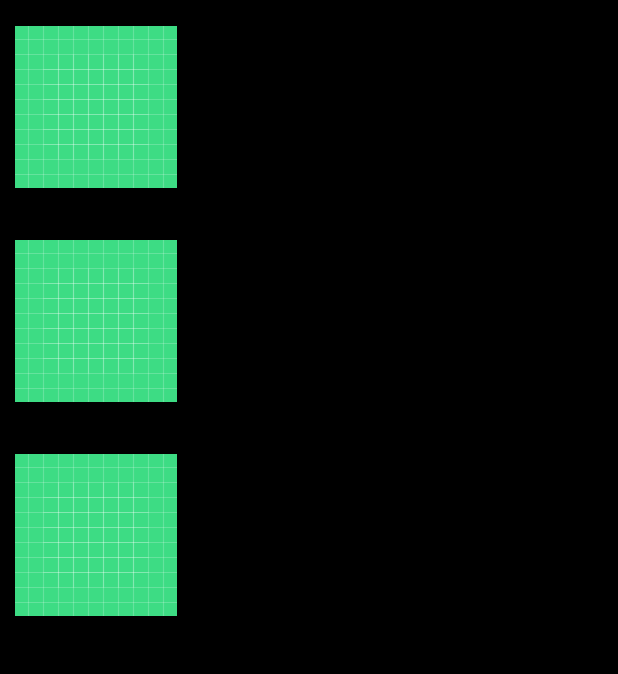
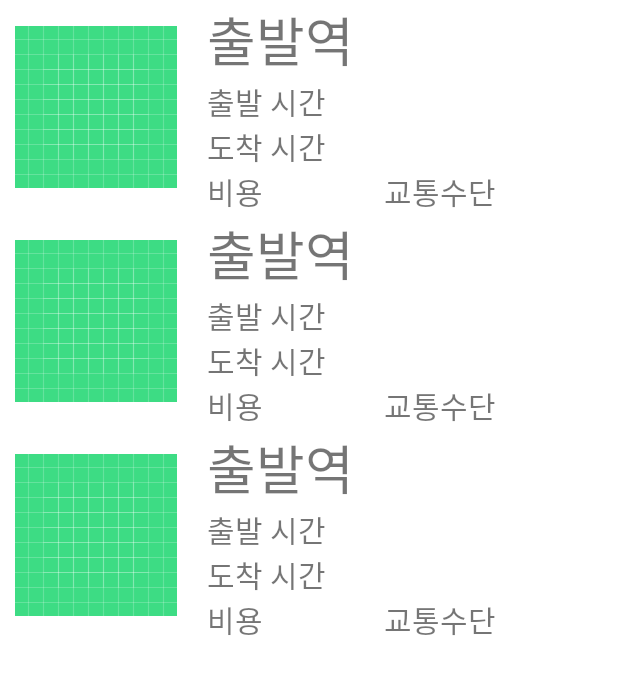
Before and after one commit to Dirtfy/BTS, an Android app: the layout activity_pay.xml on its own in the app's theme, with its tools: preview values and no code run, on a phone screen of 412 x 824 dp. Shown: the top 674 px of the screen. Run offline under Robolectric (Android 15) with nearby library versions, the phone set to English and light mode, and no system bars.

Commit message:
기본틀

```diff
--- a/app/src/main/res/layout/activity_pay.xml
+++ b/app/src/main/res/layout/activity_pay.xml
@@ -9,7 +9,6 @@
         android:id="@+id/activity_my_post1_recyclerView"
         android:layout_width="match_parent"
         android:layout_height="match_parent"
-        android:background="@color/black"
         tools:listitem="@layout/pay_recycler_item" />
 
 </androidx.constraintlayout.widget.ConstraintLayout>
--- a/app/src/main/res/layout/pay_recycler_item.xml
+++ b/app/src/main/res/layout/pay_recycler_item.xml
@@ -4,13 +4,6 @@
     xmlns:tools="http://schemas.android.com/tools"
     android:layout_width="match_parent"
     android:layout_height="wrap_content">
-
-    <androidx.constraintlayout.widget.ConstraintLayout
-        android:id="@+id/layout_stationinfo"
-        android:layout_width="match_parent"
-        app:layout_constraintTop_toTopOf="parent"
-        android:layout_height="wrap_content">
-
     <ImageView
         android:id="@+id/iv_line"
         android:layout_width="wrap_content"
@@ -87,4 +80,3 @@
         </LinearLayout>
     </androidx.constraintlayout.widget.ConstraintLayout>
 </androidx.constraintlayout.widget.ConstraintLayout>
-</androidx.constraintlayout.widget.ConstraintLayout>
```
Also changed, not shown: app/src/main/java/com/dirtfy/bts/Pay/Adapter/RecyclerViewAdapter.java (+12 -12 lines), app/src/main/java/com/dirtfy/bts/Pay/Pay_procedure.java (+27 -0 lines), app/src/main/java/com/dirtfy/bts/volley/Transit.java (+0 -20 lines). Lines whose indentation alone changed are shown as unchanged.
